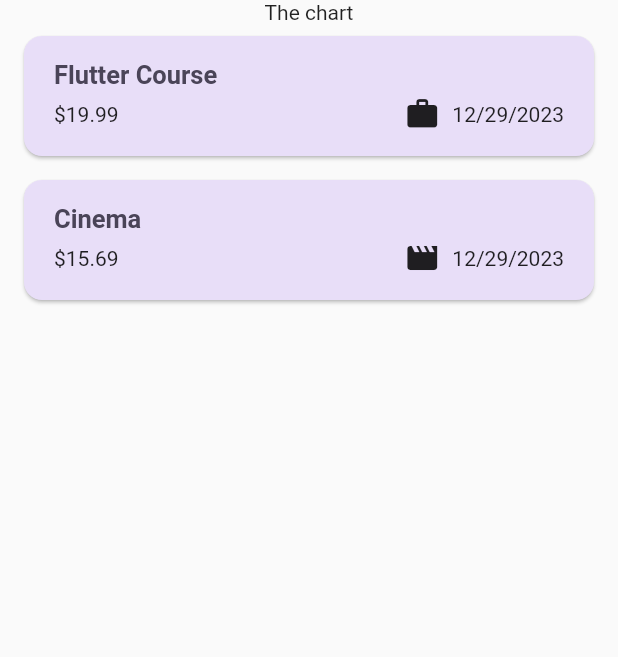
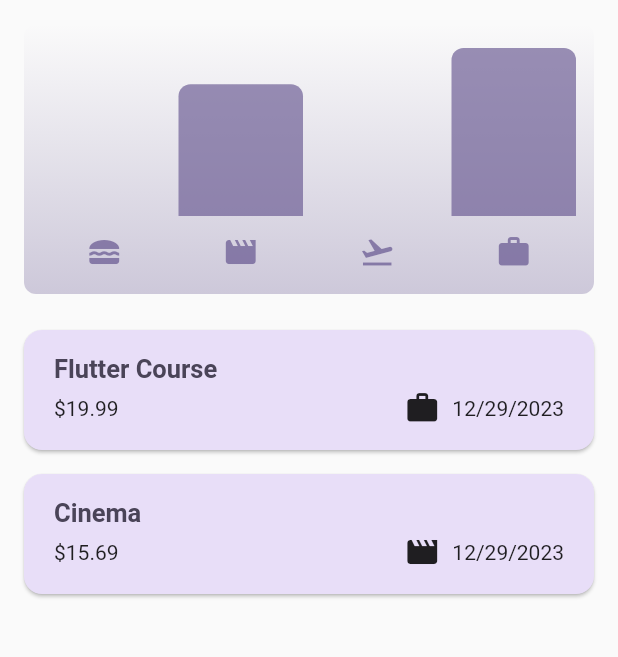
Before and after one commit to figredos/flutter, a Flutter app: the screen it shows after launch, on a phone screen of 412 x 824 dp, the part 84-741 px from its top. Run offline on Flutter 3.47's test engine with Material 2 defaults, Android fonts, the phone set to English and light mode, and no system bars; our stand-ins replace google_fonts.

Commit message:
Adding chart

```diff
--- a/expense_tracker_app/lib/widgets/expenses.dart
+++ b/expense_tracker_app/lib/widgets/expenses.dart
@@ -1,8 +1,9 @@
 import 'package:flutter/material.dart';
 
-import 'package:expense_tracker_app/widgets/expenses_list/expenses_list.dart';
 import 'package:expense_tracker_app/models/expense.dart';
 import 'package:expense_tracker_app/widgets/new_expense.dart';
+import 'package:expense_tracker_app/widgets/chart/chart.dart';
+import 'package:expense_tracker_app/widgets/expenses_list/expenses_list.dart';
 
 class Expenses extends StatefulWidget {
   const Expenses({super.key});
@@ -90,7 +91,7 @@ class _ExpensesState extends State<Expenses> {
       ),
       body: Column(
         children: [
-          const Text('The chart'),
+          Chart(expenses: _registeredExpenses),
           Expanded(
             child: mainContent,
           ),
```
